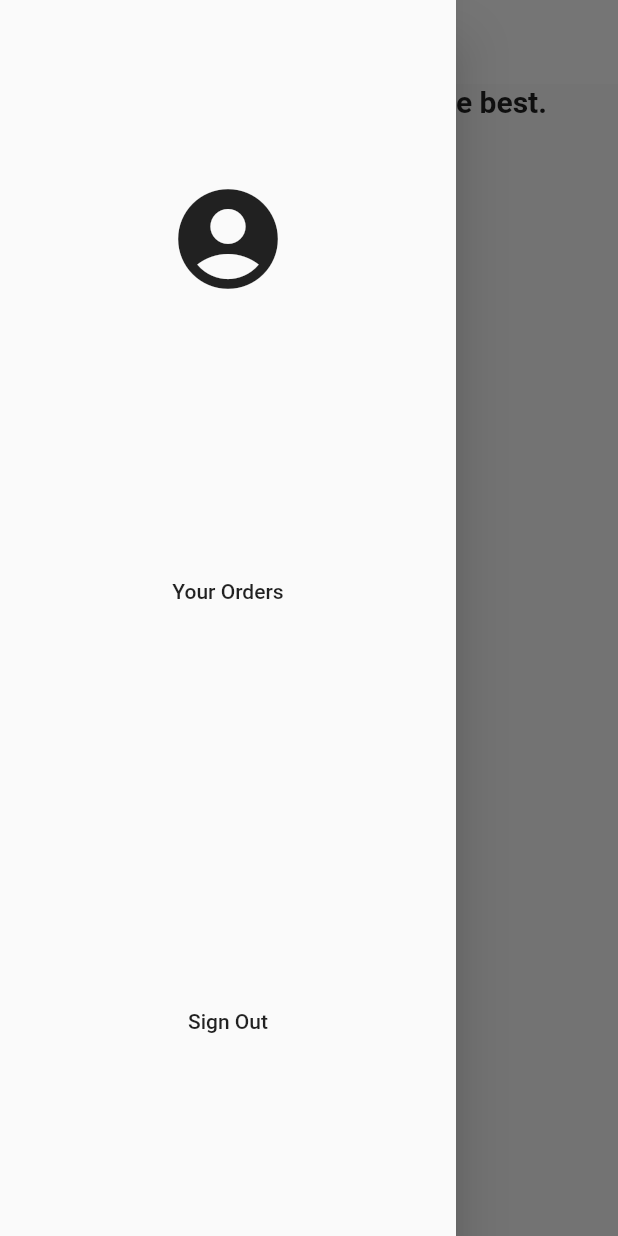
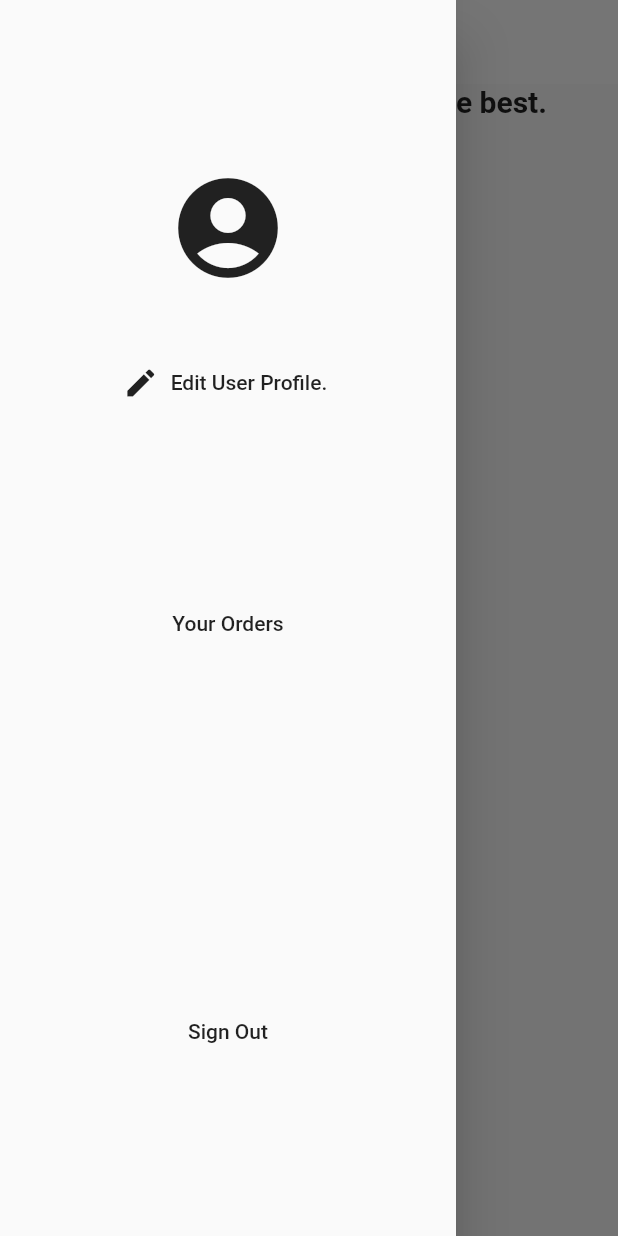
Before and after one commit to AasharWahla/car_rental, a Flutter app: the screen it shows once a user with an empty profile is signed in, with the side drawer open, on a phone screen of 412 x 824 dp. Run offline on Flutter 3.47's test engine with Material 2 defaults, Android fonts, the phone set to English and light mode, and no system bars; our stand-ins replace cloud_firestore, firebase_auth, flutter_spinkit; missing offline and left inert: rich_alert; accounts and stored records are empty.

Commit message:
Able to edit user data.

```diff
--- a/lib/screens/AfterSignedIn.dart
+++ b/lib/screens/AfterSignedIn.dart
@@ -32,11 +32,7 @@ class _AfterSignedInState extends State<AfterSignedIn> {
 
   @override
   Widget build(BuildContext context) {
-    return isLoading
-        ? IsLoading()
-        : CarsList(
-            activeUser: widget.user,
-          );
+    return isLoading ? IsLoading() : CarsList();
   }
 }
 
--- a/lib/screens/cars_list_screen.dart
+++ b/lib/screens/cars_list_screen.dart
@@ -1,4 +1,5 @@
 import 'package:carrental/screens/car_edit_screen.dart';
+import 'package:carrental/screens/userProfile.dart';
 import 'package:flutter_spinkit/flutter_spinkit.dart';
 import 'package:flutter/cupertino.dart';
 import 'package:flutter/material.dart';
@@ -12,8 +13,6 @@ import '../services/auth.dart';
 import '../services/database.dart';
 
 class CarsList extends StatefulWidget {
-  final User activeUser;
-  CarsList({this.activeUser});
   static const routeName = '/carslist';
   @override
   _CarsListState createState() => _CarsListState();
@@ -56,19 +55,38 @@ class _CarsListState extends State<CarsList> {
                           style: TextStyle(
                             fontFamily: 'HKGrotesk',
                             fontWeight: FontWeight.bold,
-                            fontSize: 40,
+                            fontSize: 30,
                           ),
                           textAlign: TextAlign.center,
                         ),
+                        (activeUser != null)
+                            ? FlatButton.icon(
+                                onPressed: () {
+                                  Navigator.push(
+                                    context,
+                                    MaterialPageRoute(
+                                      builder: (ctx) => UserProfile(
+                                        activeUser: activeUser,
+                                      ),
+                                    ),
+                                  );
+                                },
+                                icon: Icon(Icons.edit),
+                                label: Text('Edit User Profile.'),
+                              )
+                            : null,
                       ],
                     ),
                   ),
-                  FlatButton(
-                    onPressed: () {
-                      Navigator.of(context).pushNamed(OrdersScreen.routeName);
-                    },
-                    child: Text('Your Orders'),
-                  ),
+                  (activeUser.userRole == 'A' || activeUser.userRole == 'a')
+                      ? Container()
+                      : FlatButton(
+                          onPressed: () {
+                            Navigator.of(context)
+                                .pushNamed(OrdersScreen.routeName);
+                          },
+                          child: Text('Your Orders'),
+                        ),
                   (activeUser.userRole == 'A' || activeUser.userRole == 'a')
                       ? FlatButton(
                           onPressed: () {
```
Also changed, not shown: lib/screens/userProfile.dart (added, +71 -0 lines), lib/services/database.dart (+11 -0 lines).
